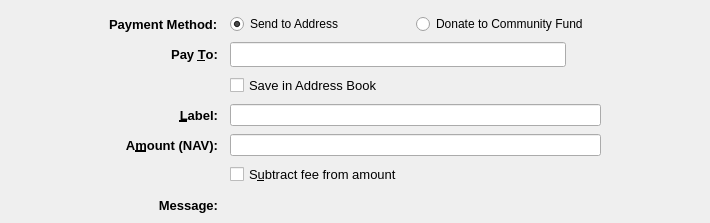
Above: src/qt/forms/sendcoinsentry.ui from navcoin/navcoin-core before the change. Below: the same form after it.
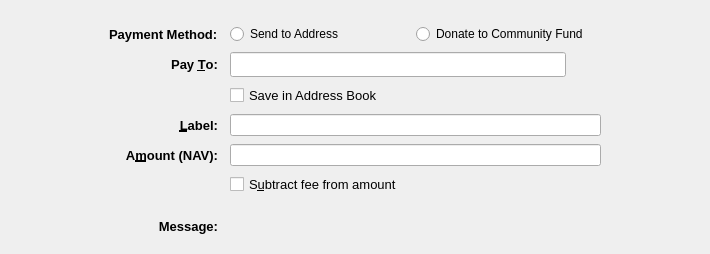
That is the form after the change. Icons and pictures are not drawn. Custom widgets are drawn as their Qt base class.

```diff
--- a/src/qt/forms/sendcoinsentry.ui
+++ b/src/qt/forms/sendcoinsentry.ui
@@ -7,7 +7,7 @@
     <x>0</x>
     <y>0</y>
     <width>710</width>
-    <height>223</height>
+    <height>254</height>
    </rect>
   </property>
   <property name="focusPolicy">
@@ -349,19 +349,10 @@
         <property name="text">
          <string>Send to Address</string>
         </property>
-        <property name="checked">
-         <bool>true</bool>
-        </property>
        </widget>
       </item>
       <item>
-       <widget class="QRadioButton" name="radioButtonDonateFund">
-        <property name="font">
-         <font>
-          <weight>50</weight>
-          <bold>false</bold>
-         </font>
-        </property>
+       <widget class="QRadioButton" name="radioButton">
         <property name="text">
          <string>Donate to Community Fund</string>
         </property>
```
Left out of the diff: 256 changed lines with no effect on the pictures.
